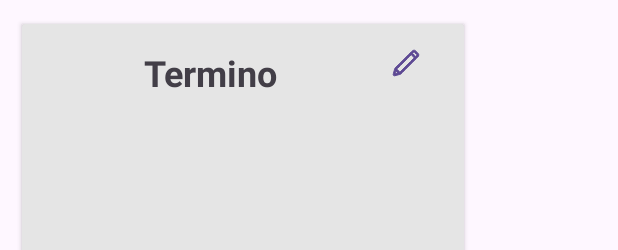
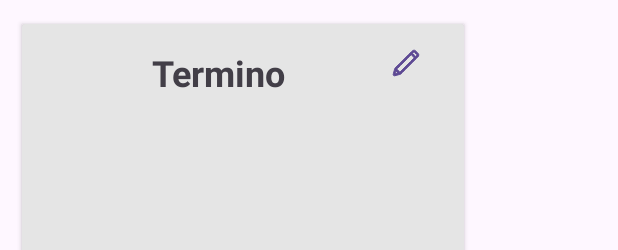
Before and after one commit to EmmanuelGiron/DSM-Proyecto-Final, an Android app: the layout item_termino.xml on its own in the app's theme, with its tools: preview values and no code run, on a phone screen of 412 x 824 dp. Shown: the top 250 px of the screen. Run offline under Robolectric (Android 15) with nearby library versions, the phone set to English and light mode, and no system bars.

Commit message:
Modificaciones estilos

```diff
--- a/app/src/main/AndroidManifest.xml
+++ b/app/src/main/AndroidManifest.xml
@@ -41,10 +41,11 @@
             android:exported="false"/>
         <activity
             android:name=".Registro.Login"
-            android:exported="true"/>
+            android:exported="true">
         <intent-filter>
             <action android:name="android.intent.action.MAIN" />
             <category android:name="android.intent.category.LAUNCHER" />
         </intent-filter>
+        </activity>
     </application>
 </manifest>
--- a/app/src/main/res/layout/item_termino.xml
+++ b/app/src/main/res/layout/item_termino.xml
@@ -20,68 +20,71 @@
         android:layout_width="match_parent"
         android:layout_height="wrap_content"
         android:padding="16dp">
+
         <LinearLayout
             android:id="@+id/nombreTerminoLayout"
-            android:layout_width="match_parent"
+            android:layout_width="230dp"
             android:layout_height="wrap_content"
             android:orientation="horizontal">
             <!--Nombre termino-->
             <TextView
                 android:id="@+id/nombreTerminoCardID"
-                android:layout_width="0dp"
+                android:layout_width="202dp"
+                android:layout_height="wrap_content"
+                android:layout_marginLeft="0dp"
                 android:layout_weight="1"
-                android:layout_height="wrap_content"
-                android:layout_marginLeft="65dp"
+                android:gravity="center"
                 android:text="Termino"
                 android:textSize="24sp"
-                android:textStyle="bold"
-                />
+                android:textStyle="bold" />
         </LinearLayout>
+
         <LinearLayout
             android:id="@+id/imagenTerminoLayout"
             android:layout_width="match_parent"
             android:layout_height="wrap_content"
-            android:orientation="horizontal"
-            android:layout_marginTop="60dp">
+            android:layout_marginTop="70dp"
+            android:orientation="horizontal">
             <!--Imagen termino termino-->
             <ImageView
                 android:id="@+id/imagenTerminoCardID"
                 android:layout_width="150dp"
                 android:layout_height="150dp"
-                android:layout_marginLeft="50dp"
-                />
+                android:layout_marginLeft="50dp" />
 
         </LinearLayout>
 
         <LinearLayout
             android:id="@+id/botonesTerminoLayout"
-            android:layout_width="match_parent"
+            android:layout_width="231dp"
             android:layout_height="wrap_content"
             android:orientation="horizontal"
-            android:paddingTop="30dp"
-            android:paddingLeft="40dp">
+            android:paddingLeft="40dp"
+            android:paddingTop="30dp">
 
             <TextView
                 android:id="@+id/referenciaTerminoCardID"
-                android:visibility="gone"
                 android:layout_width="0dp"
+                android:layout_height="wrap_content"
                 android:layout_weight="1"
-                android:layout_height="wrap_content"
-                android:text="" />
+                android:text=""
+                android:visibility="gone" />
+
             <TextView
                 android:id="@+id/descripcionTerminoCardID"
-                android:visibility="gone"
                 android:layout_width="0dp"
+                android:layout_height="wrap_content"
                 android:layout_weight="1"
-                android:layout_height="wrap_content"
-                android:text="" />
+                android:text=""
+                android:visibility="gone" />
+
             <TextView
                 android:id="@+id/urlImagenTerminoCardID"
-                android:visibility="gone"
                 android:layout_width="0dp"
+                android:layout_height="wrap_content"
                 android:layout_weight="1"
-                android:layout_height="wrap_content"
-                android:text="" />
+                android:text=""
+                android:visibility="gone" />
         </LinearLayout>
         <!--Botones-->
         <Button
--- a/app/src/main/res/layout/registro_login.xml
+++ b/app/src/main/res/layout/registro_login.xml
@@ -45,7 +45,7 @@
 
             <EditText
                 android:id="@+id/CorreoLog"
-                android:hint="@string/CorreoLog"
+                android:hint=""
                 android:layout_width="355dp"
                 android:layout_height="wrap_content"
                 android:layout_gravity="center_horizontal"
@@ -67,7 +67,7 @@
 
             <EditText
                 android:id="@+id/PassLog"
-                android:hint="@string/PassLog"
+                android:hint=""
                 android:layout_width="355dp"
                 android:layout_height="wrap_content"
                 android:layout_gravity="center_horizontal"
```
Also changed, not shown: app/src/main/res/layout/administrador_lista_terminos.xml (+5 -3 lines), app/src/main/res/layout/item_materia.xml (+8 -6 lines), app/src/main/res/layout/registro_signup.xml (+4 -4 lines).
